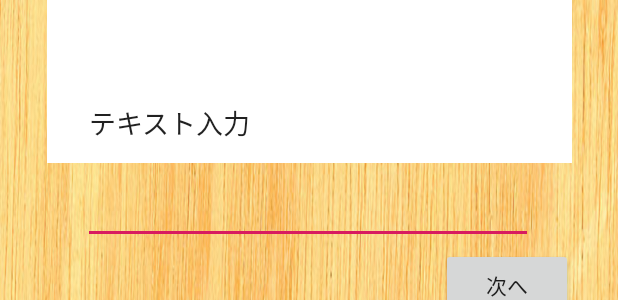
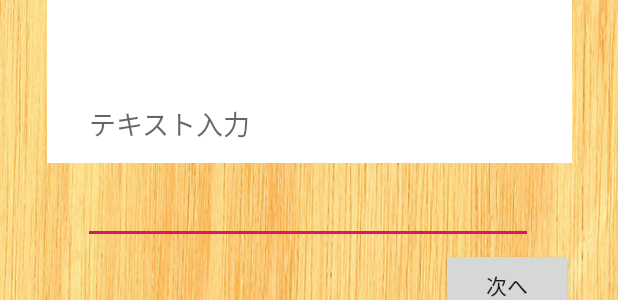
Before and after one commit to uzuraegg/app-winterKC3-team5, an Android app: the layout answer.xml on its own in the app's theme, with its tools: preview values and no code run, on a phone screen of 412 x 824 dp. Shown: the part 902-1202 px from the top of the screen. Run offline under Robolectric (Android 15) with nearby library versions, the phone set to English and light mode, and no system bars.

Commit message:
answerテキスト調整

```diff
--- a/app/src/main/res/layout/answer.xml
+++ b/app/src/main/res/layout/answer.xml
@@ -66,8 +66,8 @@
         android:layout_marginEnd="8dp"
         android:layout_marginBottom="60dp"
         android:ems="10"
+        android:hint="テキスト入力"
         android:inputType="textPersonName"
-        android:text="テキスト入力"
         app:layout_constraintBottom_toBottomOf="parent"
         app:layout_constraintEnd_toEndOf="parent"
         app:layout_constraintHorizontal_bias="0.494"
```
